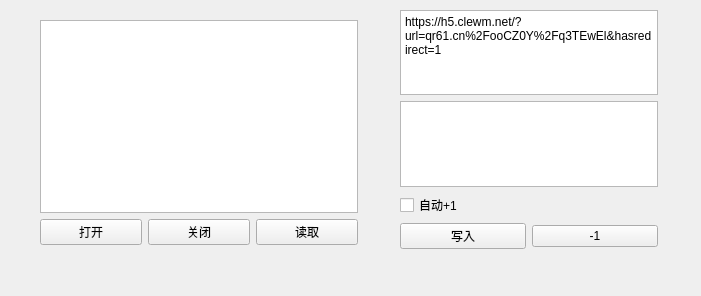
diqiu114/Working-accumulation-code, file upper_computer/vs_py_nfc_upper_computer/untitled.ui: the form before one commit.
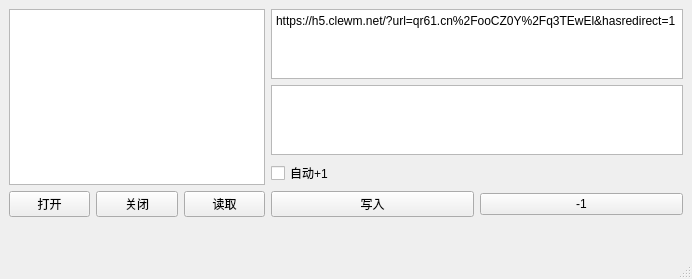
The form after the commit.

Commit message: 【记录】所有完成，ui修改为了mainWindows，因为widget的用了布局后界面异常

What changed in the file:
```diff
--- a/upper_computer/vs_py_nfc_upper_computer/untitled.ui
+++ b/upper_computer/vs_py_nfc_upper_computer/untitled.ui
@@ -1,30 +1,59 @@
 <?xml version="1.0" encoding="UTF-8"?>
 <ui version="4.0">
- <class>Form</class>
- <widget class="QWidget" name="Form">
+ <class>MainWindow</class>
+ <widget class="QMainWindow" name="MainWindow">
   <property name="geometry">
    <rect>
     <x>0</x>
     <y>0</y>
-    <width>701</width>
-    <height>296</height>
+    <width>692</width>
+    <height>279</height>
    </rect>
   </property>
   <property name="windowTitle">
    <string>Form</string>
   </property>
-  <widget class="QWidget" name="layoutWidget">
-   <property name="geometry">
-    <rect>
-     <x>40</x>
-     <y>20</y>
-     <width>318</width>
-     <height>225</height>
-    </rect>
-   </property>
+  <widget class="QWidget" name="centralwidget">
+   <layout class="QGridLayout" name="gridLayout">
+    <item row="0" column="0">
+     <spacer name="verticalSpacer_2">
+      <property name="orientation">
+       <enum>Qt::Vertical</enum>
+      </property>
+      <property name="sizeHint" stdset="0">
+       <size>
+        <width>20</width>
+        <height>0</height>
+       </size>
+      </property>
+     </spacer>
+    </item>
+    <item row="2" column="0">
+     <spacer name="verticalSpacer">
+      <property name="orientation">
+       <enum>Qt::Vertical</enum>
+      </property>
+      <property name="sizeHint" stdset="0">
+       <size>
+        <width>20</width>
+        <height>139</height>
+       </size>
+      </property>
+     </spacer>
+    </item>
+    <item row="1" column="0">
+     <layout class="QFormLayout" name="formLayout">
+      <item row="0" column="0">
    <layout class="QVBoxLayout" name="verticalLayout">
     <item>
-     <widget class="QTextBrowser" name="read_text_widegt"/>
+         <widget class="QTextBrowser" name="read_text_widegt">
+          <property name="minimumSize">
+           <size>
+            <width>250</width>
+            <height>170</height>
+           </size>
+          </property>
+         </widget>
     </item>
     <item>
      <layout class="QHBoxLayout" name="horizontalLayout">
@@ -52,16 +81,8 @@
      </layout>
     </item>
    </layout>
-  </widget>
-  <widget class="QWidget" name="">
-   <property name="geometry">
-    <rect>
-     <x>400</x>
-     <y>10</y>
-     <width>258</width>
-     <height>239</height>
-    </rect>
-   </property>
+      </item>
+      <item row="0" column="1">
    <layout class="QVBoxLayout" name="verticalLayout_2">
     <item>
      <widget class="QPlainTextEdit" name="write_url_widegt">
@@ -115,7 +136,22 @@
      </layout>
     </item>
    </layout>
+      </item>
+     </layout>
+    </item>
+   </layout>
   </widget>
+  <widget class="QMenuBar" name="menubar">
+   <property name="geometry">
+    <rect>
+     <x>0</x>
+     <y>0</y>
+     <width>692</width>
+     <height>21</height>
+    </rect>
+   </property>
+  </widget>
+  <widget class="QStatusBar" name="statusbar"/>
  </widget>
  <resources/>
  <connections/>
```
Left out of the diff: 2 changed lines with no effect on the pictures. Lines whose indentation alone changed are shown as unchanged. The commit also changes 2 other files.
